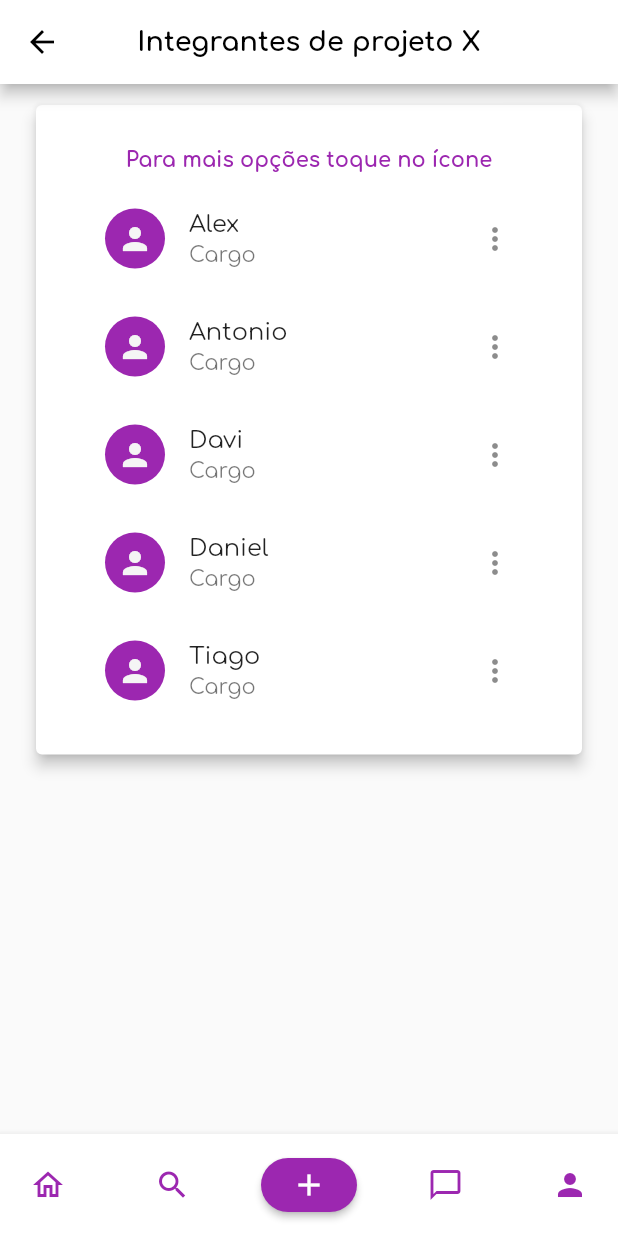
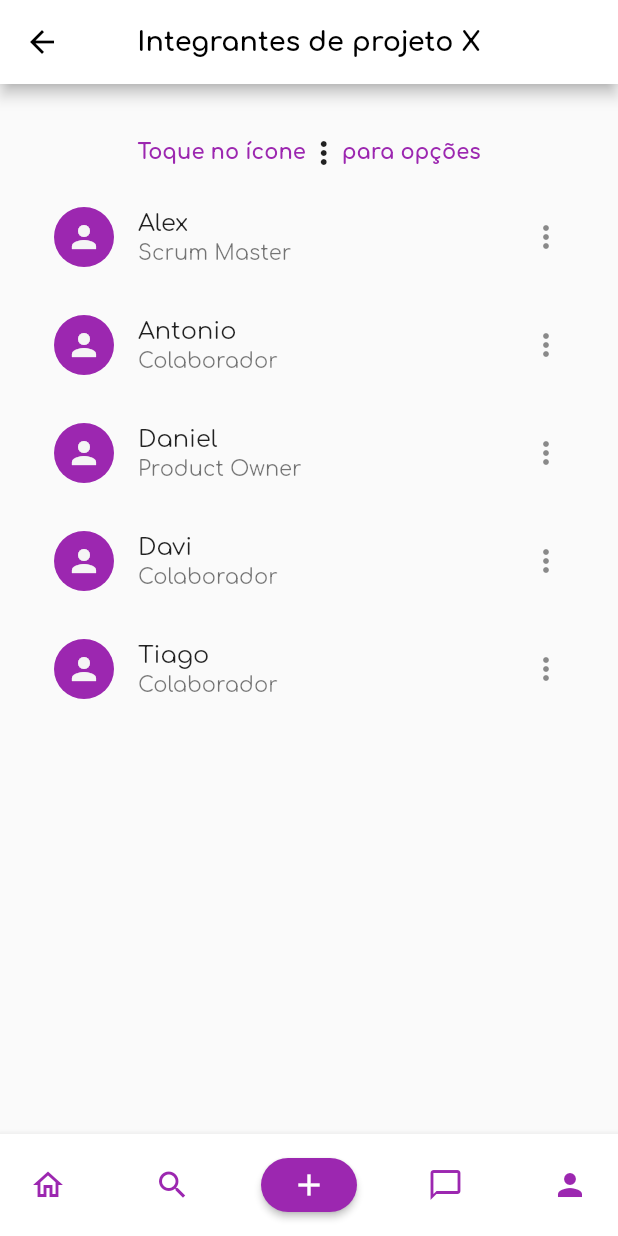
Before and after one commit to Kathamala/easy_scrum, a Flutter app: the ProjectMembersPage screen opened directly, on a phone screen of 412 x 824 dp. Run offline on Flutter 3.47's test engine with Material 2 defaults, Android fonts, the phone set to English and light mode, and no system bars.

Commit message:
Melhorias na funcionalidade da página de integrantes

```diff
--- a/lib/pages/project/project-members.dart
+++ b/lib/pages/project/project-members.dart
@@ -1,10 +1,25 @@
 // ignore_for_file: prefer_const_constructors, prefer_const_literals_to_create_immutables, avoid_print
 import 'package:easy_scrum/design/colors.dart';
 import 'package:easy_scrum/components/BottomAppBar.dart';
-//import 'package:easy_scrum/pages/project/project-details.dart';
 import 'package:flutter/material.dart';
 
-enum SampleItem { itemOne, itemTwo, itemThree }
+class Integrante {
+  String nome;
+  String cargo;
+
+  Integrante(this.nome, this.cargo);
+}
+
+List<Integrante> getMembersFromId(int id) {
+  List<Integrante> novaLista = [];
+  novaLista.add(Integrante("Alex", "Scrum Master"));
+  novaLista.add(Integrante("Antonio", "Colaborador"));
+  novaLista.add(Integrante("Daniel", "Product Owner"));
+  novaLista.add(Integrante("Davi", "Colaborador"));
+  novaLista.add(Integrante("Tiago", "Colaborador"));
+
+  return novaLista;
+}
 
 class ProjectMembersPage extends StatefulWidget {
   const ProjectMembersPage({Key? key}) : super(key: key);
@@ -26,6 +41,8 @@ class _ProjectMembersPageState extends State<ProjectMembersPage> {
       context: context,
       position: RelativeRect.fromLTRB(left, top, 0, 0),
       items: [
+        PopupMenuItem<String>(
+            child: const Text('Alterar Cargo'), value: 'Alterar Cargo'),
         PopupMenuItem<String>(child: const Text('Mensagem'), value: 'Mensagem'),
         PopupMenuItem<String>(child: const Text('Remover'), value: 'Remover'),
       ],
@@ -35,56 +52,7 @@ class _ProjectMembersPageState extends State<ProjectMembersPage> {
 
   @override
   Widget build(BuildContext context) {
-    final List<String> listaMembros = [
-      "Alex",
-      "Antonio",
-      "Davi",
-      "Daniel",
-      "Tiago"
-    ];
-
-    final cardMembers = Card(
-      elevation: 4.0,
-      child: Padding(
-        padding: const EdgeInsets.fromLTRB(30, 5, 30, 20),
-        child: Column(
-            mainAxisAlignment: MainAxisAlignment.spaceBetween,
-            children: [
-              Padding(
-                  padding: const EdgeInsets.fromLTRB(8, 24, 8, 8),
-                  child: Text("Para mais opções toque no ícone",
-                      textAlign: TextAlign.center,
-                      style: TextStyle(
-                          color: AppColors.primaryPurple,
-                          fontSize: 14,
-                          fontWeight: FontWeight.bold))),
-              ListView.builder(
-                scrollDirection: Axis.vertical,
-                shrinkWrap: true,
-                itemCount: listaMembros.length,
-                itemBuilder: (context, index) {
-                  return ListTile(
-                      leading: CircleAvatar(
-                        backgroundColor: AppColors.primaryPurple,
-                        child: Icon(Icons.person),
-                      ),
-                      title: Text(listaMembros[index]),
-                      subtitle: Text('Cargo'),
-                      trailing: GestureDetector(
-                        onTapDown: (TapDownDetails details) {
-                          _showPopupMenu(details.globalPosition);
-                        },
-                        child: Icon(Icons.more_vert),
-                      )
-                      /*trailing: Icon(Icons.more_vert),
-                      enabled: true,
-                      onTap: () {_showPopupMenu()}*/
-                      );
-                },
-              ),
-            ]),
-      ),
-    );
+    List<Integrante> listaMembros = getMembersFromId(1);
 
     return Scaffold(
         appBar: AppBar(
@@ -102,7 +70,48 @@ class _ProjectMembersPageState extends State<ProjectMembersPage> {
             padding: EdgeInsets.fromLTRB(20, 10, 20, 10),
             child: Column(
                 crossAxisAlignment: CrossAxisAlignment.center,
-                children: [cardMembers]),
+                mainAxisAlignment: MainAxisAlignment.spaceBetween,
+                children: [
+                  Padding(
+                      padding: const EdgeInsets.fromLTRB(8, 24, 8, 8),
+                      child: Row(
+                          mainAxisAlignment: MainAxisAlignment.center,
+                          children: [
+                            Text("Toque no ícone",
+                                textAlign: TextAlign.center,
+                                style: TextStyle(
+                                    color: AppColors.primaryPurple,
+                                    fontSize: 14,
+                                    fontWeight: FontWeight.bold)),
+                            Icon(Icons.more_vert),
+                            Text("para opções",
+                                textAlign: TextAlign.center,
+                                style: TextStyle(
+                                    color: AppColors.primaryPurple,
+                                    fontSize: 14,
+                                    fontWeight: FontWeight.bold))
+                          ])),
+                  ListView.builder(
+                    scrollDirection: Axis.vertical,
+                    shrinkWrap: true,
+                    itemCount: listaMembros.length,
+                    itemBuilder: (context, index) {
+                      return ListTile(
+                          leading: CircleAvatar(
+                            backgroundColor: AppColors.primaryPurple,
+                            child: Icon(Icons.person),
+                          ),
+                          title: Text(listaMembros[index].nome),
+                          subtitle: Text(listaMembros[index].cargo),
+                          trailing: GestureDetector(
+                            onTapDown: (TapDownDetails details) {
+                              _showPopupMenu(details.globalPosition);
+                            },
+                            child: Icon(Icons.more_vert),
+                          ));
+                    },
+                  ),
+                ]),
           ),
         ));
   }
```
